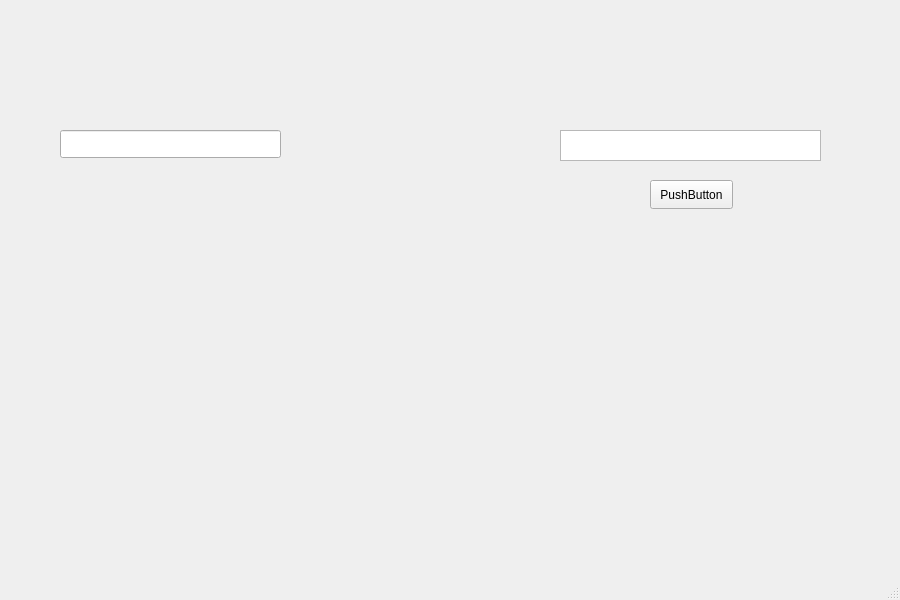
This is mainwindow.ui in Buartskullar/cryptomaniac as Qt 5 draws it before an edit. The edited form follows.
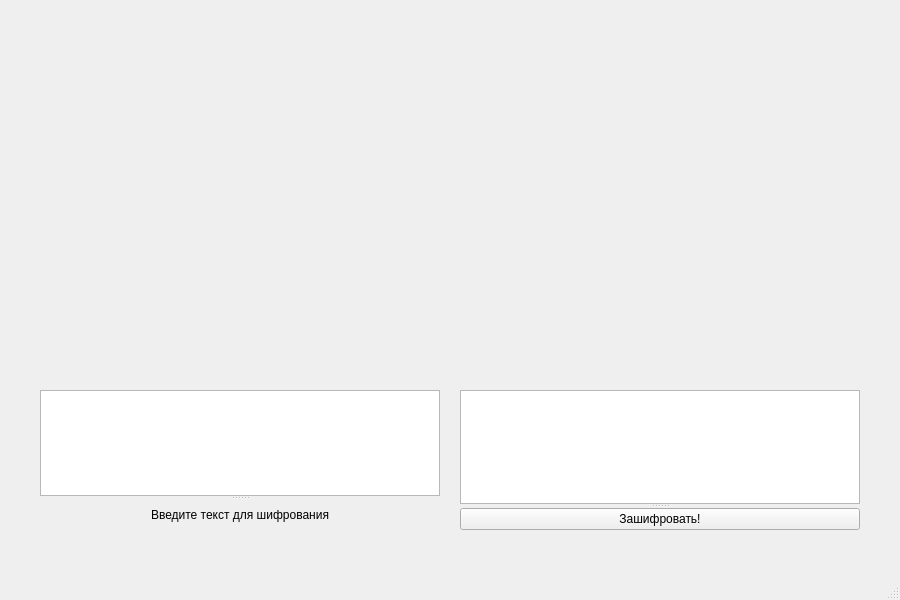
This is the edited form.

Diff of the .ui file:
```diff
--- a/mainwindow.ui
+++ b/mainwindow.ui
@@ -20,44 +20,68 @@
    <string>MainWindow</string>
   </property>
   <widget class="QWidget" name="centralwidget">
-   <widget class="QLineEdit" name="lineEdit">
+   <widget class="QSplitter" name="splitter_2">
     <property name="geometry">
      <rect>
-      <x>60</x>
-      <y>130</y>
-      <width>221</width>
-      <height>28</height>
+      <x>460</x>
+      <y>390</y>
+      <width>400</width>
+      <height>140</height>
      </rect>
     </property>
-   </widget>
-   <widget class="QTextEdit" name="textEdit">
-    <property name="geometry">
-     <rect>
-      <x>560</x>
-      <y>130</y>
-      <width>261</width>
-      <height>31</height>
-     </rect>
+    <property name="orientation">
+     <enum>Qt::Vertical</enum>
     </property>
-    <property name="readOnly">
-     <bool>true</bool>
-    </property>
-    <property name="markdown">
-     <string/>
-    </property>
+    <widget class="QTextEdit" name="textEdit_output">
+     <property name="layoutDirection">
+      <enum>Qt::LeftToRight</enum>
+     </property>
+     <property name="readOnly">
+      <bool>true</bool>
+     </property>
+     <property name="markdown">
+      <string/>
+     </property>
+    </widget>
+    <widget class="QPushButton" name="pushButton_encrypter">
+     <property name="text">
+      <string>Зашифровать!</string>
+     </property>
+    </widget>
    </widget>
-   <widget class="QPushButton" name="pushButton">
+   <widget class="QSplitter" name="splitter">
     <property name="geometry">
      <rect>
-      <x>650</x>
-      <y>180</y>
-      <width>83</width>
-      <height>29</height>
+      <x>40</x>
+      <y>390</y>
+      <width>400</width>
+      <height>140</height>
      </rect>
     </property>
-    <property name="text">
-     <string>PushButton</string>
+    <property name="orientation">
+     <enum>Qt::Vertical</enum>
     </property>
+    <widget class="QTextEdit" name="textEdit_input"/>
+    <widget class="QLabel" name="label">
+     <property name="sizePolicy">
+      <sizepolicy hsizetype="Expanding" vsizetype="Expanding">
+       <horstretch>0</horstretch>
+       <verstretch>0</verstretch>
+      </sizepolicy>
+     </property>
+     <property name="minimumSize">
+      <size>
+       <width>0</width>
+       <height>30</height>
+      </size>
+     </property>
+     <property name="text">
+      <string>Введите текст для шифрования</string>
+     </property>
+     <property name="alignment">
+      <set>Qt::AlignCenter</set>
+     </property>
+    </widget>
    </widget>
   </widget>
   <widget class="QStatusBar" name="statusbar"/>
```
